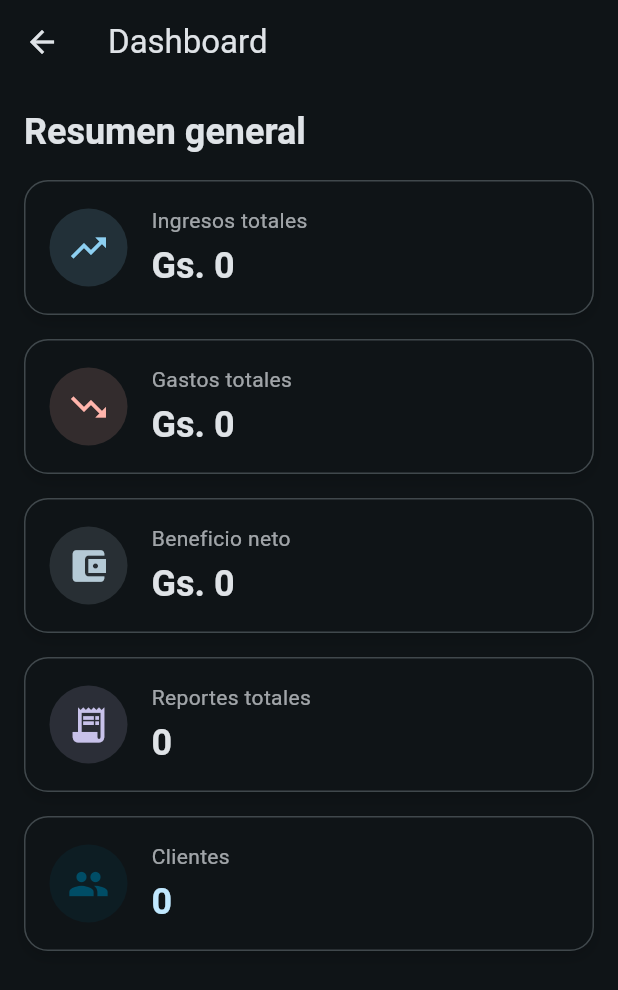
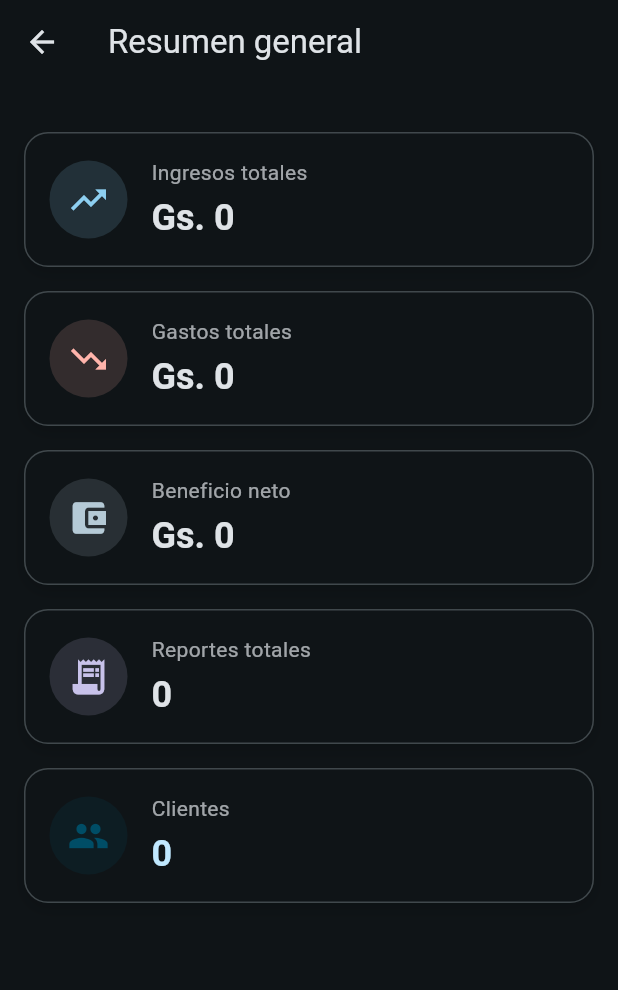
Before and after one commit to juanmadev5/tjm_business_platform_core, a Flutter app: the DashboardScreen screen opened directly with empty values, on a phone screen of 412 x 824 dp. Shown: the top 990 px of the screen. Run offline on Flutter 3.47's test engine with Material 3 defaults, Android fonts, the phone set to English and light mode, and no system bars; our stand-ins replace supabase; missing offline and left inert: window_manager; accounts and stored records are empty; statements that could not run were skipped.

Commit message:
Improve UI for desktop

```diff
--- a/tjm_business_platform_frontend/lib/ui/screens/create_report.dart
+++ b/tjm_business_platform_frontend/lib/ui/screens/create_report.dart
@@ -135,7 +135,8 @@ class _CreateReportState extends State<CreateReport> {
   }
 
   Widget _formContent(PlatformUser user) {
-    return Column(
+    return SingleChildScrollView(
+      child: Column(
         crossAxisAlignment: CrossAxisAlignment.start,
         children: [
           if (error)
@@ -203,7 +204,8 @@ class _CreateReportState extends State<CreateReport> {
               Expanded(child: Text(AppStrings.completed)),
               Checkbox(
                 value: isCompleted,
-              onChanged: (bool? value) => setState(() => isCompleted = value!),
+                onChanged: (bool? value) =>
+                    setState(() => isCompleted = value!),
               ),
             ],
           ),
@@ -236,6 +238,7 @@ class _CreateReportState extends State<CreateReport> {
             ),
           ),
         ],
+      ),
     );
   }
 }
--- a/tjm_business_platform_frontend/lib/ui/screens/dashboard_screen.dart
+++ b/tjm_business_platform_frontend/lib/ui/screens/dashboard_screen.dart
@@ -18,7 +18,7 @@ class _DashboardScreenState extends State<DashboardScreen> {
     final colorScheme = Theme.of(context).colorScheme;
 
     return Scaffold(
-      appBar: AppBar(title: Text(AppStrings.dashboard)),
+      appBar: AppBar(title: Text(AppStrings.generalResume)),
       body: LayoutBuilder(
         builder: (context, constraints) {
           final isDesktop = constraints.maxWidth > 800;
@@ -28,14 +28,24 @@ class _DashboardScreenState extends State<DashboardScreen> {
             child: Column(
               crossAxisAlignment: CrossAxisAlignment.start,
               children: [
-                Text(
-                  AppStrings.generalResume,
-                  style: Theme.of(context).textTheme.headlineSmall?.copyWith(
-                    fontWeight: FontWeight.w600,
+                const SizedBox(height: 16),
+                if (isDesktop)
+                  Padding(
+                    padding: const EdgeInsets.only(left: 128, right: 128),
+                    child: Center(child: wrap(data, colorScheme, isDesktop)),
+                  )
+                else
+                  wrap(data, colorScheme, isDesktop),
+              ],
             ),
+          );
+        },
       ),
-                const SizedBox(height: 16),
-                Wrap(
+    );
+  }
+
+  Wrap wrap(DashboardDataModel data, ColorScheme colorScheme, bool isDesktop) {
+    return Wrap(
       spacing: 16,
       runSpacing: 16,
       children: [
@@ -76,12 +86,6 @@ class _DashboardScreenState extends State<DashboardScreen> {
           isDesktop: isDesktop,
         ),
       ],
-                ),
-              ],
-            ),
-          );
-        },
-      ),
     );
   }
 
```
Lines whose indentation alone changed are shown as unchanged.
